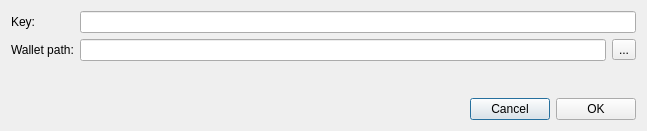
Before: the Qt Designer form src/gui/ui/importkeydialog.ui in mygirl8893/Catalyst-Classic-3.0.4, drawn with Qt 5.
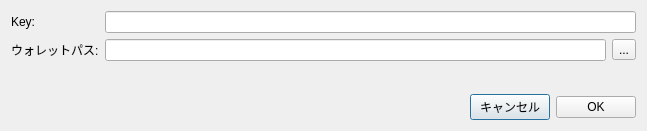
After: the same form once the commit is applied.

Patch:
```diff
--- a/src/gui/ui/importkeydialog.ui
+++ b/src/gui/ui/importkeydialog.ui
@@ -29,7 +29,7 @@
      <item row="1" column="0">
       <widget class="QLabel" name="label_2">
        <property name="text">
-        <string>Wallet path:</string>
+        <string>ウォレットパス:</string>
        </property>
       </widget>
      </item>
@@ -76,7 +76,7 @@
      <item>
       <widget class="QPushButton" name="m_cancelButton">
        <property name="text">
-        <string>Cancel</string>
+        <string>キャンセル</string>
        </property>
       </widget>
      </item>
```
Left out of the diff: 2 changed lines with no effect on the pictures.
